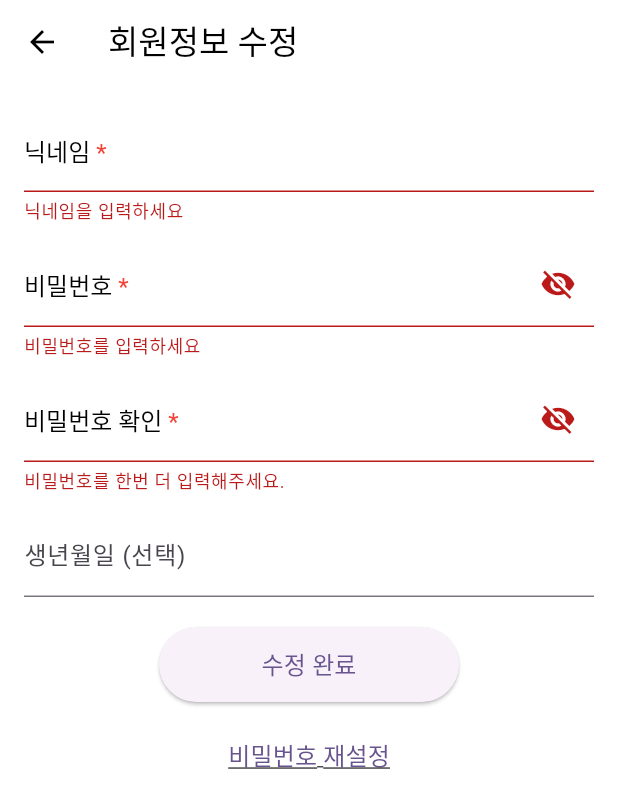
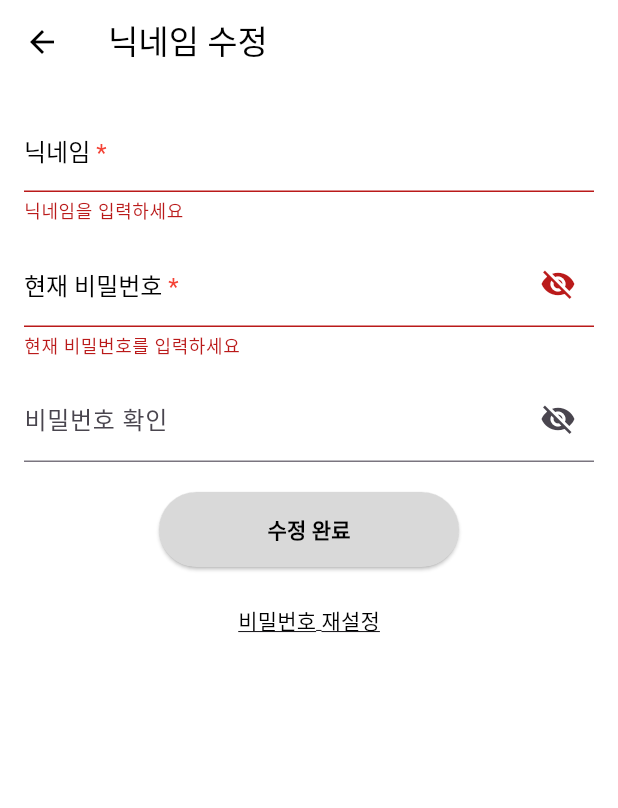
Before and after one commit to planetapp-team/planetapp, a Flutter app: the MemberEditPage screen opened directly, after a tap on "수정 완료", on a phone screen of 412 x 824 dp. Shown: the top 808 px of the screen. Run offline on Flutter 3.47's test engine with Material 3 defaults, Android fonts, the phone set to English and light mode, and no system bars; our stand-ins replace cloud_firestore, firebase_auth, firebase_core, firebase_messaging, flutter_local_notifications, table_calendar and 1 more; accounts and stored records are empty.

Commit message:
회원정보 수정: 닉네임 수정, 비밀번호 재설정 UI 디자인+ theme.dart 연결

```diff
--- a/lib/pages/member_edit_page.dart
+++ b/lib/pages/member_edit_page.dart
@@ -1,15 +1,8 @@
 // lib/member_edit_page.dart
-// 회원정보 수정 페이지
-// - 닉네임 수정 가능
-// - 비밀번호 변경
-// - 비밀번호 확인
-// - 생년월일 선택
-// - 수정 완료 후 프로필 화면으로 이동
-// - 비밀번호 재설정 버튼 추가 (새 화면 연결)
-
 import 'package:flutter/material.dart';
 import 'package:firebase_auth/firebase_auth.dart';
 import 'package:cloud_firestore/cloud_firestore.dart';
+import '../utils/theme.dart';
 
 class MemberEditPage extends StatefulWidget {
   const MemberEditPage({super.key});
@@ -24,7 +17,6 @@ class _MemberEditPageState extends State<MemberEditPage> {
   final TextEditingController passwordController = TextEditingController();
   final TextEditingController confirmPasswordController =
       TextEditingController();
-  final TextEditingController birthController = TextEditingController();
 
   bool _obscurePassword = true;
   bool _obscureConfirmPassword = true;
@@ -48,7 +40,6 @@ class _MemberEditPageState extends State<MemberEditPage> {
           .get();
       if (doc.exists) {
         nicknameController.text = doc.data()?['nickname'] ?? '';
-        birthController.text = doc.data()?['birth'] ?? '';
       } else {
         nicknameController.text = user.displayName ?? '';
       }
@@ -70,31 +61,23 @@ class _MemberEditPageState extends State<MemberEditPage> {
     final nickname = nicknameController.text.trim();
     final password = passwordController.text.trim();
     final confirmPassword = confirmPasswordController.text.trim();
-    final birth = birthController.text.trim();
 
     if (nickname.isEmpty) {
       nicknameError = '닉네임을 입력하세요';
       hasError = true;
     }
     if (password.isEmpty) {
-      passwordError = '비밀번호를 입력하세요';
-      hasError = true;
-    } else if (!RegExp(
-      r'^(?=.*[A-Za-z])(?=.*\d)[A-Za-z\d]{8,}$',
-    ).hasMatch(password)) {
-      passwordError = '8자 이상 영문+숫자 포함';
+      passwordError = '현재 비밀번호를 입력하세요';
       hasError = true;
     }
-    if (confirmPassword.isEmpty) {
-      confirmPasswordError = '비밀번호를 한번 더 입력해주세요.';
-      hasError = true;
-    } else if (password != confirmPassword) {
-      confirmPasswordError = '비밀번호가 일치하지 않습니다';
-      hasError = true;
-    }
-    if (birth.isNotEmpty && !RegExp(r'^\d{8}$').hasMatch(birth)) {
-      _showSnackBar('생년월일은 8자리 숫자(YYYYMMDD)로 입력해주세요');
-      hasError = true;
+
+    if (password.isNotEmpty && confirmPassword.isNotEmpty) {
+      if (!RegExp(
+        r'^(?=.*[A-Za-z])(?=.*\d)[A-Za-z\d]{8,}$',
+      ).hasMatch(confirmPassword)) {
+        confirmPasswordError = '8자 이상 영문+숫자 포함.';
+        hasError = true;
+      }
     }
 
     if (hasError) {
@@ -105,35 +88,89 @@ class _MemberEditPageState extends State<MemberEditPage> {
     setState(() => _isLoading = true);
 
     try {
+      final cred = EmailAuthProvider.credential(
+        email: user.email!,
+        password: password,
+      );
+      await user.reauthenticateWithCredential(cred);
+
+      final existing = await FirebaseFirestore.instance
+          .collection('users')
+          .where('nickname', isEqualTo: nickname)
+          .get();
+
+      if (existing.docs.isNotEmpty && existing.docs.first.id != user.uid) {
+        nicknameError = '사용중인 닉네임입니다.';
+        setState(() => _isLoading = false);
+        return;
+      }
+
       await user.updateDisplayName(nickname);
       await FirebaseFirestore.instance.collection('users').doc(user.uid).set({
         'nickname': nickname,
-        'birth': birth.isEmpty ? null : birth,
       }, SetOptions(merge: true));
 
-      if (password.isNotEmpty) {
-        await user.updatePassword(password);
+      if (confirmPassword.isNotEmpty) {
+        await user.updatePassword(confirmPassword);
       }
 
       await user.reload();
 
       if (!mounted) return;
-      _showSnackBar('회원정보가 수정되었습니다.');
-      Navigator.pop(context);
+      _showSuccessDialog('닉네임이 변경되었습니다.');
     } on FirebaseAuthException catch (e) {
-      _showSnackBar('수정 실패: ${e.message}');
+      if (e.code == 'wrong-password') {
+        _showErrorDialog('현재 비밀번호가 올바르지 않습니다.');
+      } else {
+        _showErrorDialog('수정 실패: ${e.message}');
+      }
     } catch (e) {
-      _showSnackBar('예상치 못한 오류: $e');
+      _showErrorDialog('예상치 못한 오류: $e');
     } finally {
       if (mounted) setState(() => _isLoading = false);
     }
   }
 
-  void _showSnackBar(String message) {
+  void _showSuccessDialog(String message) {
     if (!mounted) return;
-    ScaffoldMessenger.of(
-      context,
-    ).showSnackBar(SnackBar(content: Text(message)));
+    showDialog(
+      context: context,
+      builder: (_) => AlertDialog(
+        backgroundColor: Colors.white,
+        title: const Text('완료'),
+        content: Text(message),
+        actions: [
+          TextButton(
+            onPressed: () => Navigator.pop(context),
+            style: TextButton.styleFrom(
+              foregroundColor: AppColors.black, // ✅ 확인 버튼 검정색
+            ),
+            child: const Text('확인'),
+          ),
+        ],
+      ),
+    );
+  }
+
+  void _showErrorDialog(String message) {
+    if (!mounted) return;
+    showDialog(
+      context: context,
+      builder: (_) => AlertDialog(
+        backgroundColor: Colors.white,
+        title: const Text('오류'),
+        content: Text(message),
+        actions: [
+          TextButton(
+            onPressed: () => Navigator.pop(context),
+            style: TextButton.styleFrom(
+              foregroundColor: AppColors.black, // ✅ 확인 버튼 검정색
+            ),
+            child: const Text('확인'),
+          ),
+        ],
+      ),
+    );
   }
 
   @override
@@ -141,7 +178,6 @@ class _MemberEditPageState extends State<MemberEditPage> {
     nicknameController.dispose();
     passwordController.dispose();
     confirmPasswordController.dispose();
-    birthController.dispose();
     super.dispose();
   }
 
@@ -149,7 +185,7 @@ class _MemberEditPageState extends State<MemberEditPage> {
   Widget build(BuildContext context) {
     return Scaffold(
       appBar: AppBar(
-        title: const Text('회원정보 수정'),
+        title: const Text('닉네임 수정'),
         leading: IconButton(
           icon: const Icon(Icons.arrow_back),
           onPressed: () => Navigator.pop(context),
@@ -169,12 +205,13 @@ class _MemberEditPageState extends State<MemberEditPage> {
                 ),
               ),
               const SizedBox(height: 12),
+
               TextField(
                 controller: passwordController,
                 obscureText: _obscurePassword,
                 decoration: InputDecoration(
-                  label: _buildLabelWithStar('비밀번호'),
-                  hintText: '8자 이상 영문+숫자 포함',
+                  label: _buildLabelWithStar('현재 비밀번호'),
+                  hintText: '현재 비밀번호를 입력해주세요.',
                   errorText: passwordError,
                   suffixIcon: IconButton(
                     icon: Icon(
@@ -188,11 +225,12 @@ class _MemberEditPageState extends State<MemberEditPage> {
                 ),
               ),
               const SizedBox(height: 12),
+
               TextField(
                 controller: confirmPasswordController,
                 obscureText: _obscureConfirmPassword,
                 decoration: InputDecoration(
-                  label: _buildLabelWithStar('비밀번호 확인'),
+                  label: const Text('비밀번호 확인'),
                   hintText: '비밀번호를 한번 더 입력해주세요.',
                   errorText: confirmPasswordError,
                   suffixIcon: IconButton(
@@ -207,16 +245,9 @@ class _MemberEditPageState extends State<MemberEditPage> {
                   ),
                 ),
               ),
-              const SizedBox(height: 12),
-              TextField(
-                controller: birthController,
-                decoration: const InputDecoration(
-                  labelText: '생년월일 (선택)',
-                  hintText: 'YYYYMMDD (8자리 숫자)',
-                ),
-                keyboardType: TextInputType.number,
-              ),
+
               const SizedBox(height: 20),
+
               Center(
                 child: _isLoading
                     ? const CircularProgressIndicator()
@@ -224,28 +255,29 @@ class _MemberEditPageState extends State<MemberEditPage> {
                         onPressed: updateMemberInfo,
                         style: ElevatedButton.styleFrom(
                           minimumSize: const Size(200, 50),
+                          backgroundColor: AppColors.gray2,
+                          foregroundColor: AppColors.black,
                           shape: RoundedRectangleBorder(
                             borderRadius: BorderRadius.circular(30),
                           ),
                         ),
                         child: const Text(
                           '수정 완료',
-                          style: TextStyle(fontSize: 16),
+                          style: TextStyle(fontWeight: FontWeight.bold),
                         ),
                       ),
               ),
               const SizedBox(height: 12),
+
               Center(
                 child: TextButton(
                   onPressed: () {
                     Navigator.pushNamed(context, '/resetPassword');
                   },
+                  style: TextButton.styleFrom(foregroundColor: AppColors.black),
                   child: const Text(
                     '비밀번호 재설정',
-                    style: TextStyle(
-                      fontSize: 16,
-                      decoration: TextDecoration.underline,
-                    ),
+                    style: TextStyle(decoration: TextDecoration.underline),
                   ),
                 ),
               ),
```
